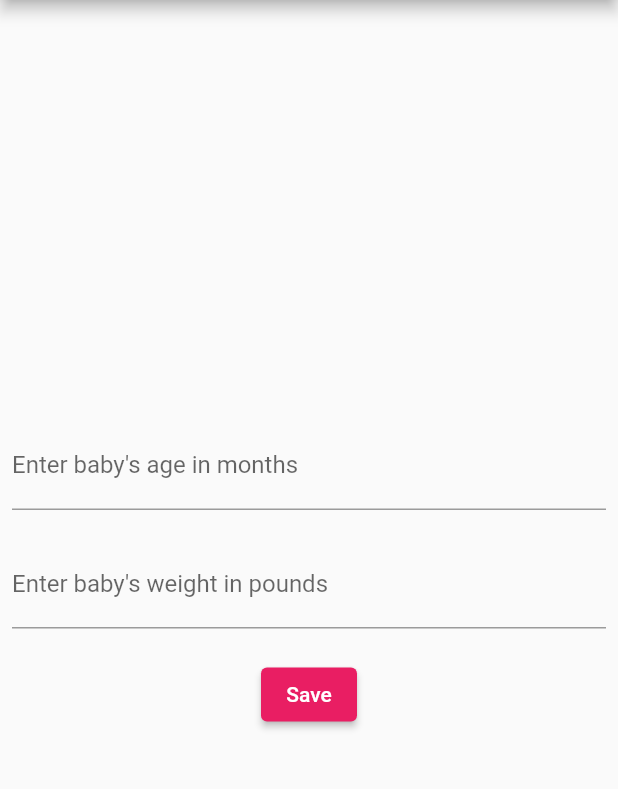
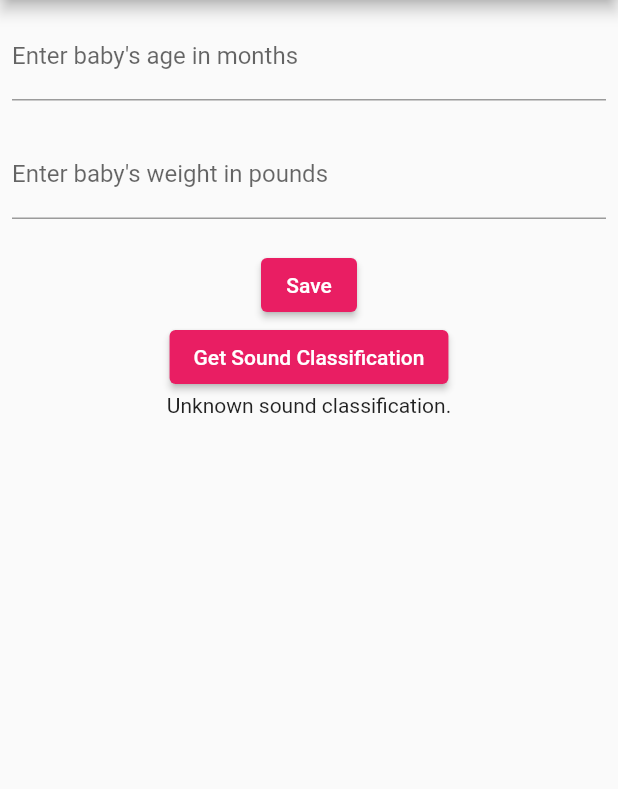
Before and after one commit to constancejacobson/sleeping-aid-client, a Flutter app: the screen it shows after launch, on a phone screen of 412 x 824 dp, the part 84-873 px from its top. Run offline on Flutter 3.47's test engine with Material 2 defaults, Android fonts, the phone set to English and light mode, and no system bars.

Commit message:
client side for ios platform specific changes

```diff
--- a/lib/main.dart
+++ b/lib/main.dart
@@ -1,4 +1,5 @@
 import 'package:flutter/material.dart';
+import 'package:flutter/services.dart';
 
 import './customization.dart';
 
@@ -52,6 +53,25 @@ class MyHomePage extends StatefulWidget {
 }
 
 class _MyHomePageState extends State<MyHomePage> {
+  static const platform = const MethodChannel('samples.flutter.dev/sound');
+
+  String _soundClassification = 'Unknown sound classification.';
+
+  Future<void> _getSoundClassification() async {
+    String soundClassification;
+    try {
+      final int result = await platform.invokeMethod('getSoundClassification');
+      soundClassification = 'Sound classification: $result % .';
+    } on PlatformException catch (e) {
+      soundClassification =
+          "Failed to get sound classification: '${e.message}'.";
+    }
+
+    setState(() {
+      _soundClassification = soundClassification;
+    });
+  }
+
   @override
   Widget build(BuildContext context) {
     // This method is rerun every time setState is called, for instance as done
@@ -66,7 +86,17 @@ class _MyHomePageState extends State<MyHomePage> {
           // the App.build method, and use it to set our appbar title.
           title: Text(widget.title),
         ),
-        body:
-            Padding(padding: const EdgeInsets.all(8), child: Customization()));
+        body: Padding(
+            padding: const EdgeInsets.all(8),
+            child: Column(
+              children: [
+                Customization(),
+                ElevatedButton(
+                  child: Text('Get Sound Classification'),
+                  onPressed: _getSoundClassification,
+                ),
+                Text(_soundClassification),
+              ],
+            )));
   }
 }
```
